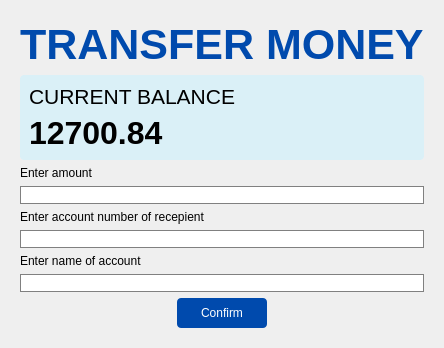
First picture: the form in resources/ui_files/transfer_panel.ui, repository Errol-Anthony-Jano/CC15-Final-Project, before the edit.
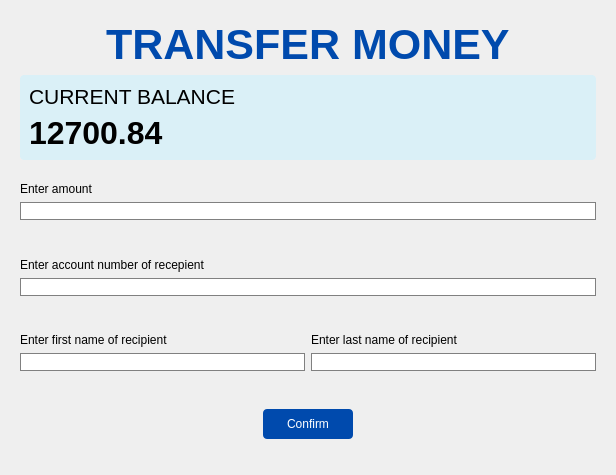
Second picture: the form after the edit.

The edit to the form file:
```diff
--- a/resources/ui_files/transfer_panel.ui
+++ b/resources/ui_files/transfer_panel.ui
@@ -6,14 +6,14 @@
    <rect>
     <x>0</x>
     <y>0</y>
-    <width>400</width>
-    <height>300</height>
+    <width>616</width>
+    <height>475</height>
    </rect>
   </property>
   <property name="windowTitle">
    <string>Form</string>
   </property>
-  <layout class="QHBoxLayout" name="horizontalLayout">
+  <layout class="QVBoxLayout" name="verticalLayout_7">
    <item>
     <widget class="QGroupBox" name="groupBox">
      <property name="styleSheet">
@@ -170,14 +170,18 @@
            </spacer>
           </item>
           <item>
-           <widget class="QLabel" name="label_5">
+           <layout class="QHBoxLayout" name="horizontalLayout">
+            <item>
+             <layout class="QVBoxLayout" name="verticalLayout_5">
+              <item>
+               <widget class="QLabel" name="label_6">
             <property name="text">
-             <string>Enter name of account</string>
+                 <string>Enter first name of recipient</string>
             </property>
            </widget>
           </item>
           <item>
-           <widget class="QLineEdit" name="lineEdit_3">
+               <widget class="QLineEdit" name="first_name_box">
             <property name="minimumSize">
              <size>
               <width>0</width>
@@ -191,6 +195,37 @@
              <string/>
             </property>
            </widget>
+              </item>
+             </layout>
+            </item>
+            <item>
+             <layout class="QVBoxLayout" name="verticalLayout_6">
+              <item>
+               <widget class="QLabel" name="label_7">
+                <property name="text">
+                 <string>Enter last name of recipient</string>
+                </property>
+               </widget>
+              </item>
+              <item>
+               <widget class="QLineEdit" name="last_name_box">
+                <property name="minimumSize">
+                 <size>
+                  <width>0</width>
+                  <height>0</height>
+                 </size>
+                </property>
+                <property name="styleSheet">
+                 <string notr="true">border: 1px solid gray;</string>
+                </property>
+                <property name="text">
+                 <string/>
+                </property>
+               </widget>
+              </item>
+             </layout>
+            </item>
+           </layout>
           </item>
           <item>
            <spacer name="verticalSpacer_4">
```
Left out of the diff: 4 changed lines with no effect on the pictures. Lines whose indentation alone changed are shown as unchanged.
